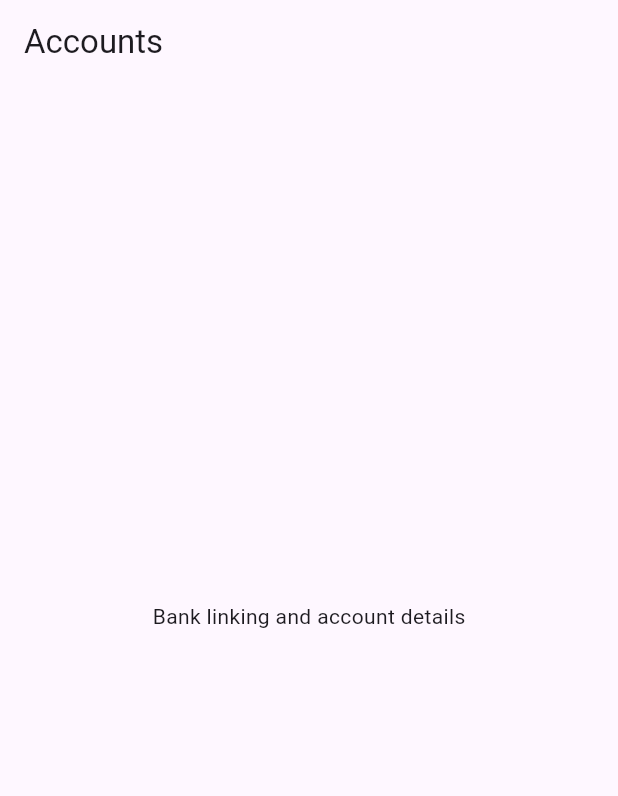
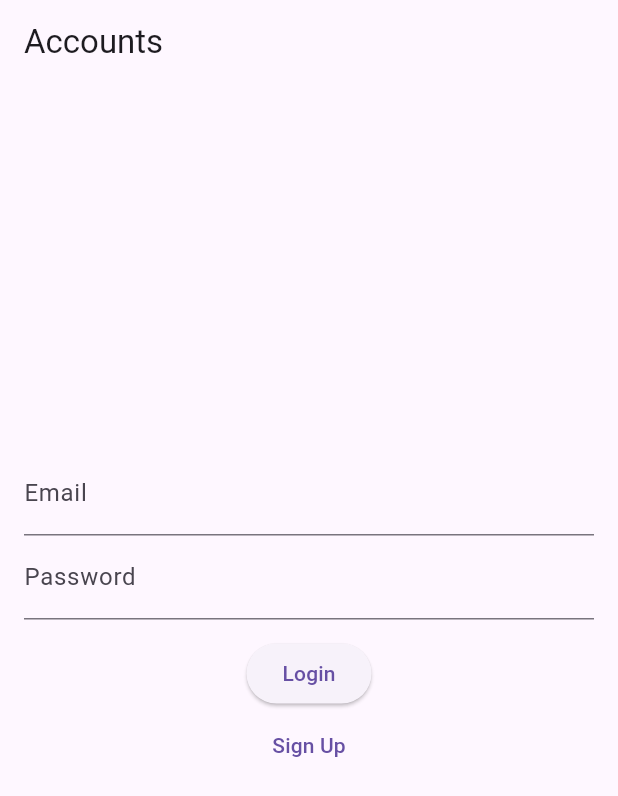
Before and after one commit to Quarezz/CoinBag, a Flutter app: the screen it shows after launch, item 4 of the bottom bar chosen, on a phone screen of 412 x 824 dp. Shown: the top 796 px of the screen. Run offline on Flutter 3.47's test engine with Material 3 defaults, Android fonts, the phone set to English and light mode, and no system bars; our stand-ins replace csv, supabase_flutter; accounts and stored records are empty.

Commit message:
Add Supabase auth integration

```diff
--- a/coinbag_flutter/lib/screens/account_screen.dart
+++ b/coinbag_flutter/lib/screens/account_screen.dart
@@ -1,14 +1,45 @@
 import 'package:flutter/material.dart';
+import '../services/auth_service.dart';
+import 'login_screen.dart';
 
-class AccountScreen extends StatelessWidget {
+class AccountScreen extends StatefulWidget {
   const AccountScreen({Key? key}) : super(key: key);
 
   @override
+  State<AccountScreen> createState() => _AccountScreenState();
+}
+
+class _AccountScreenState extends State<AccountScreen> {
+  final AuthService _auth = AuthService();
+
+  @override
   Widget build(BuildContext context) {
+    final user = _auth.currentUser;
     return Scaffold(
       appBar: AppBar(title: const Text('Accounts')),
-      body: const Center(
-        child: Text('Bank linking and account details'),
+      body: Center(
+        child: user == null
+            ? LoginScreen(
+                authService: _auth,
+                onLogin: () => setState(() {}),
+              )
+            : Column(
+                mainAxisSize: MainAxisSize.min,
+                children: [
+                  Text('Logged in as ${user.email}'),
+                  const SizedBox(height: 12),
+                  ElevatedButton(
+                    key: const Key('signOutButton'),
+                    onPressed: () async {
+                      await _auth.signOut();
+                      setState(() {});
+                    },
+                    child: const Text('Sign Out'),
+                  ),
+                  const SizedBox(height: 24),
+                  const Text('Bank linking and account details'),
+                ],
+              ),
       ),
     );
   }
--- /dev/null
+++ b/coinbag_flutter/lib/screens/login_screen.dart
@@ -0,0 +1,88 @@
+import 'package:flutter/material.dart';
+import 'package:supabase_flutter/supabase_flutter.dart';
+import '../services/auth_service.dart';
+
+class LoginScreen extends StatefulWidget {
+  final AuthService authService;
+  final VoidCallback onLogin;
+  const LoginScreen({Key? key, required this.authService, required this.onLogin}) : super(key: key);
+
+  @override
+  State<LoginScreen> createState() => _LoginScreenState();
+}
+
+class _LoginScreenState extends State<LoginScreen> {
+  final _emailController = TextEditingController();
+  final _passwordController = TextEditingController();
+  bool _loading = false;
+  String? _error;
+
+  Future<void> _signIn() async {
+    setState(() {
+      _loading = true;
+      _error = null;
+    });
+    try {
+      await widget.authService.signIn(_emailController.text, _passwordController.text);
+      widget.onLogin();
+    } on AuthException catch (e) {
+      setState(() => _error = e.message);
+    } finally {
+      setState(() => _loading = false);
+    }
+  }
+
+  Future<void> _signUp() async {
+    setState(() {
+      _loading = true;
+      _error = null;
+    });
+    try {
+      await widget.authService.signUp(_emailController.text, _passwordController.text);
+      widget.onLogin();
+    } on AuthException catch (e) {
+      setState(() => _error = e.message);
+    } finally {
+      setState(() => _loading = false);
+    }
+  }
+
+  @override
+  Widget build(BuildContext context) {
+    return Padding(
+      padding: const EdgeInsets.all(16),
+      child: Column(
+        mainAxisSize: MainAxisSize.min,
+        children: [
+          TextField(
+            key: const Key('emailField'),
+            controller: _emailController,
+            decoration: const InputDecoration(labelText: 'Email'),
+          ),
+          TextField(
+            key: const Key('passwordField'),
+            controller: _passwordController,
+            decoration: const InputDecoration(labelText: 'Password'),
+            obscureText: true,
+          ),
+          if (_error != null)
+            Padding(
+              padding: const EdgeInsets.only(top: 8),
+              child: Text(_error!, style: const TextStyle(color: Colors.red)),
+            ),
+          const SizedBox(height: 12),
+          ElevatedButton(
+            key: const Key('loginButton'),
+            onPressed: _loading ? null : _signIn,
+            child: const Text('Login'),
+          ),
+          TextButton(
+            key: const Key('signupButton'),
+            onPressed: _loading ? null : _signUp,
+            child: const Text('Sign Up'),
+          )
+        ],
+      ),
+    );
+  }
+}
--- /dev/null
+++ b/coinbag_flutter/lib/services/auth_service.dart
@@ -0,0 +1,19 @@
+import 'package:supabase_flutter/supabase_flutter.dart';
+
+class AuthService {
+  final SupabaseClient _client = Supabase.instance.client;
+
+  User? get currentUser => _client.auth.currentUser;
+
+  Future<AuthResponse> signUp(String email, String password) {
+    return _client.auth.signUp(email: email, password: password);
+  }
+
+  Future<AuthResponse> signIn(String email, String password) {
+    return _client.auth.signInWithPassword(email: email, password: password);
+  }
+
+  Future<void> signOut() {
+    return _client.auth.signOut();
+  }
+}
```
Also changed, not shown: coinbag_flutter/lib/main.dart (+7 -1 lines), 2 other files.
